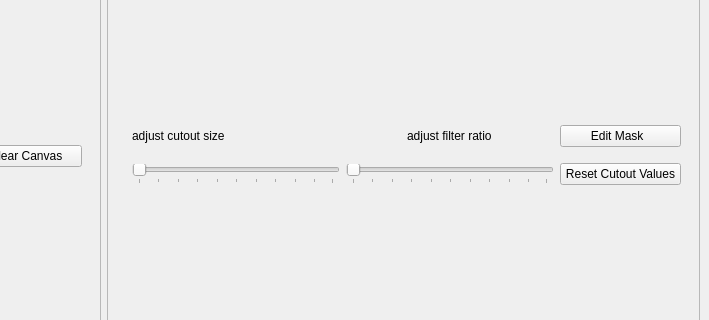
Above: testing/halphav2.ui from rfinn/halphagui before the change; both pictures show x 411 to 1120 and y 146 to 466 of the 1120 by 607 pixel window. Below: the same form after it.
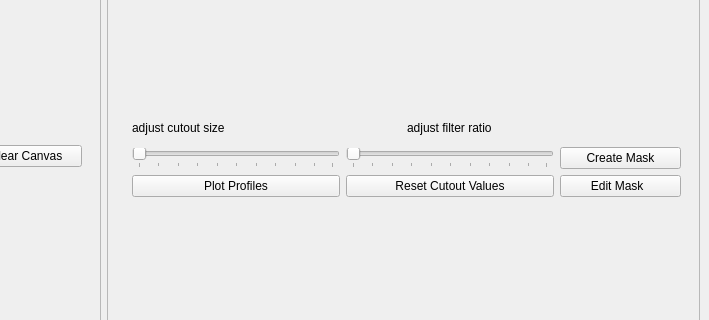
That is the form after the change.

The edit to the form file:
```diff
--- a/testing/halphav2.ui
+++ b/testing/halphav2.ui
@@ -82,7 +82,7 @@
             </property>
            </widget>
           </item>
-          <item row="2" column="0">
+          <item row="3" column="0">
            <widget class="QSlider" name="cutoutSlider">
             <property name="orientation">
              <enum>Qt::Horizontal</enum>
@@ -92,7 +92,7 @@
             </property>
            </widget>
           </item>
-          <item row="2" column="1">
+          <item row="3" column="1">
            <widget class="QSlider" name="ratioSlider">
             <property name="mouseTracking">
              <bool>true</bool>
@@ -115,17 +115,31 @@
             </property>
            </widget>
           </item>
-          <item row="2" column="2">
+          <item row="3" column="2">
+           <widget class="QPushButton" name="makeMaskButton">
+            <property name="text">
+             <string>Create Mask</string>
+            </property>
+           </widget>
+          </item>
+          <item row="4" column="2">
+           <widget class="QPushButton" name="editMaskButton">
+            <property name="text">
+             <string>        Edit Mask          </string>
+            </property>
+           </widget>
+          </item>
+          <item row="4" column="1">
            <widget class="QPushButton" name="resetButton">
             <property name="text">
              <string>Reset Cutout Values</string>
             </property>
            </widget>
           </item>
-          <item row="0" column="2">
-           <widget class="QPushButton" name="maskButton">
+          <item row="4" column="0">
+           <widget class="QPushButton" name="profileButton">
             <property name="text">
-             <string>        Edit Mask          </string>
+             <string>Plot Profiles</string>
             </property>
            </widget>
           </item>
```
